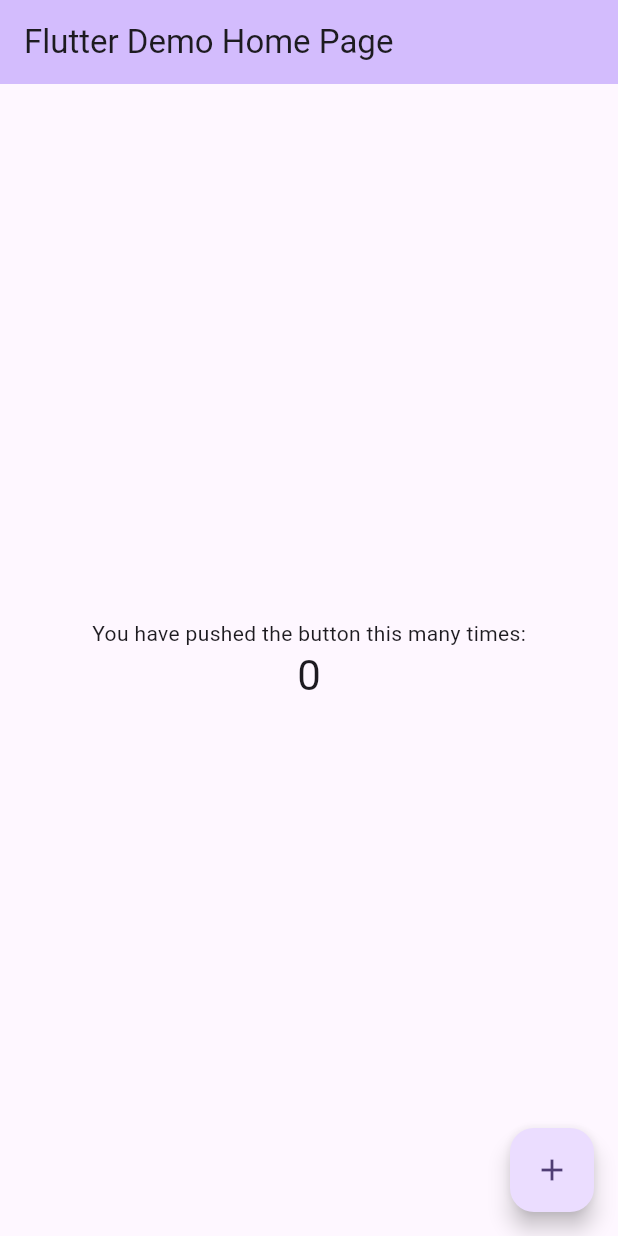
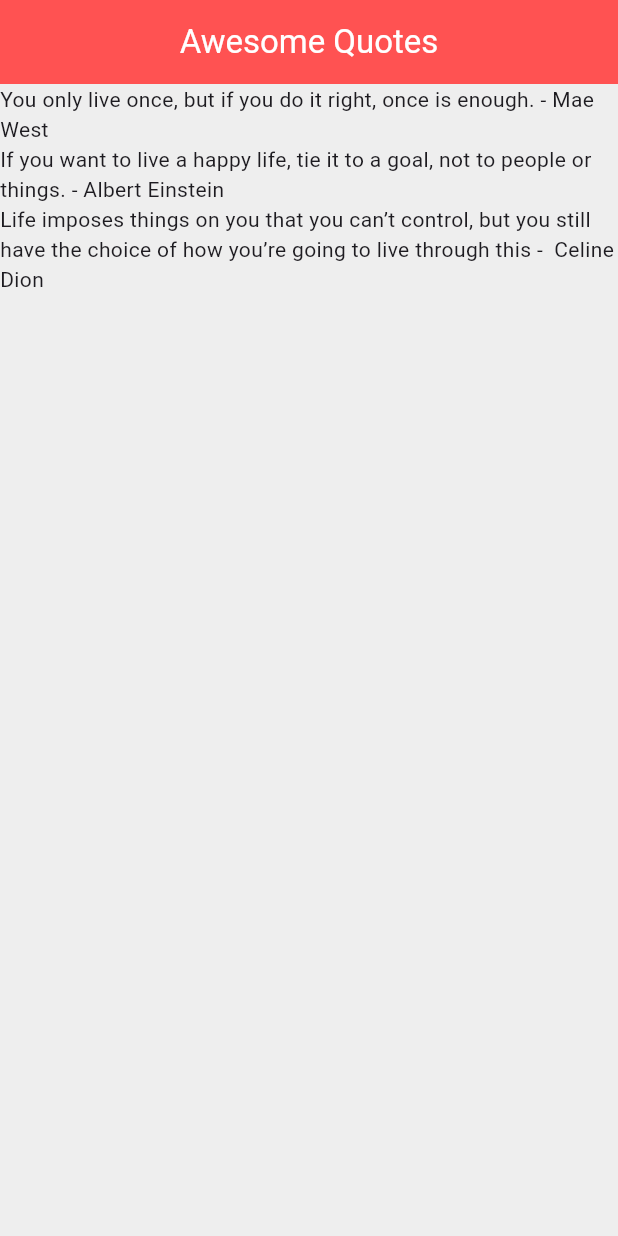
Before and after one commit to Cizal19/quotes, a Flutter app: the screen it shows after launch, on a phone screen of 412 x 824 dp. Run offline on Flutter 3.47's test engine with Material 3 defaults, Android fonts, the phone set to English and light mode, and no system bars.

Commit message:
created Quote class

```diff
--- a/lib/main.dart
+++ b/lib/main.dart
@@ -1,125 +1,50 @@
 import 'package:flutter/material.dart';
 
+import 'quote.dart';
+
 void main() {
-  runApp(const MyApp());
+  runApp(const MaterialApp(
+    home: QuoteList(),
+  ));
 }
 
-class MyApp extends StatelessWidget {
-  const MyApp({super.key});
+class QuoteList extends StatefulWidget {
+  const QuoteList({super.key});
 
-  // This widget is the root of your application.
+  @override
+  State<QuoteList> createState() => _QuoteListState();
+}
+
+class _QuoteListState extends State<QuoteList> {
+  List<Quote> quotes = [
+    Quote(
+        author: "Mae West",
+        text: "You only live once, but if you do it right, once is enough."),
+    Quote(
+        author: "Albert Einstein",
+        text:
+            "If you want to live a happy life, tie it to a goal, not to people or things."),
+    Quote(
+        author: " Celine Dion",
+        text:
+            "Life imposes things on you that you can’t control, but you still have the choice of how you’re going to live through this")
+  ];
   @override
   Widget build(BuildContext context) {
-    return MaterialApp(
-      title: 'Flutter Demo',
-      theme: ThemeData(
-        // This is the theme of your application.
-        //
-        // TRY THIS: Try running your application with "flutter run". You'll see
-        // the application has a purple toolbar. Then, without quitting the app,
-        // try changing the seedColor in the colorScheme below to Colors.green
-        // and then invoke "hot reload" (save your changes or press the "hot
-        // reload" button in a Flutter-supported IDE, or press "r" if you used
-        // the command line to start the app).
-        //
-        // Notice that the counter didn't reset back to zero; the application
-        // state is not lost during the reload. To reset the state, use hot
-        // restart instead.
-        //
-        // This works for code too, not just values: Most code changes can be
-        // tested with just a hot reload.
-        colorScheme: ColorScheme.fromSeed(seedColor: Colors.deepPurple),
-        useMaterial3: true,
-      ),
-      home: const MyHomePage(title: 'Flutter Demo Home Page'),
-    );
+    return Scaffold(
+        backgroundColor: Colors.grey[200],
+        appBar: AppBar(
+          title: const Text(
+            "Awesome Quotes",
+            style: TextStyle(color: Colors.white),
+          ),
+          centerTitle: true,
+          backgroundColor: Colors.redAccent,
+        ),
+        body: Column(
+          children: quotes
+              .map((quote) => Text("${quote.text} - ${quote.author}"))
+              .toList(),
+        ));
   }
 }
-
-class MyHomePage extends StatefulWidget {
-  const MyHomePage({super.key, required this.title});
-
-  // This widget is the home page of your application. It is stateful, meaning
-  // that it has a State object (defined below) that contains fields that affect
-  // how it looks.
-
-  // This class is the configuration for the state. It holds the values (in this
-  // case the title) provided by the parent (in this case the App widget) and
-  // used by the build method of the State. Fields in a Widget subclass are
-  // always marked "final".
-
-  final String title;
-
-  @override
-  State<MyHomePage> createState() => _MyHomePageState();
-}
-
-class _MyHomePageState extends State<MyHomePage> {
-  int _counter = 0;
-
-  void _incrementCounter() {
-    setState(() {
-      // This call to setState tells the Flutter framework that something has
-      // changed in this State, which causes it to rerun the build method below
-      // so that the display can reflect the updated values. If we changed
-      // _counter without calling setState(), then the build method would not be
-      // called again, and so nothing would appear to happen.
-      _counter++;
-    });
-  }
-
-  @override
-  Widget build(BuildContext context) {
-    // This method is rerun every time setState is called, for instance as done
-    // by the _incrementCounter method above.
-    //
-    // The Flutter framework has been optimized to make rerunning build methods
-    // fast, so that you can just rebuild anything that needs updating rather
-    // than having to individually change instances of widgets.
-    return Scaffold(
-      appBar: AppBar(
-        // TRY THIS: Try changing the color here to a specific color (to
-        // Colors.amber, perhaps?) and trigger a hot reload to see the AppBar
-        // change color while the other colors stay the same.
-        backgroundColor: Theme.of(context).colorScheme.inversePrimary,
-        // Here we take the value from the MyHomePage object that was created by
-        // the App.build method, and use it to set our appbar title.
-        title: Text(widget.title),
-      ),
-      body: Center(
-        // Center is a layout widget. It takes a single child and positions it
-        // in the middle of the parent.
-        child: Column(
-          // Column is also a layout widget. It takes a list of children and
-          // arranges them vertically. By default, it sizes itself to fit its
-          // children horizontally, and tries to be as tall as its parent.
-          //
-          // Column has various properties to control how it sizes itself and
-          // how it positions its children. Here we use mainAxisAlignment to
-          // center the children vertically; the main axis here is the vertical
-          // axis because Columns are vertical (the cross axis would be
-          // horizontal).
-          //
-          // TRY THIS: Invoke "debug painting" (choose the "Toggle Debug Paint"
-          // action in the IDE, or press "p" in the console), to see the
-          // wireframe for each widget.
-          mainAxisAlignment: MainAxisAlignment.center,
-          children: <Widget>[
-            const Text(
-              'You have pushed the button this many times:',
-            ),
-            Text(
-              '$_counter',
-              style: Theme.of(context).textTheme.headlineMedium,
-            ),
-          ],
-        ),
-      ),
-      floatingActionButton: FloatingActionButton(
-        onPressed: _incrementCounter,
-        tooltip: 'Increment',
-        child: const Icon(Icons.add),
-      ), // This trailing comma makes auto-formatting nicer for build methods.
-    );
-  }
-}
--- /dev/null
+++ b/lib/quote.dart
@@ -0,0 +1,6 @@
+class Quote {
+  late String text;
+  late String author;
+
+  Quote({required this.text, required this.author});
+}
```
